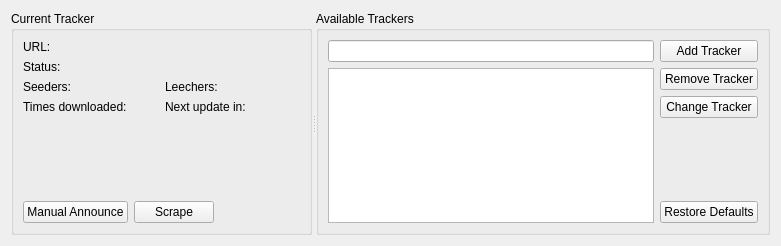
Above: transfer-plugins/bittorrent/advanceddetails/trackerview.ui from KDE/kget before the change. Below: the same form after it.
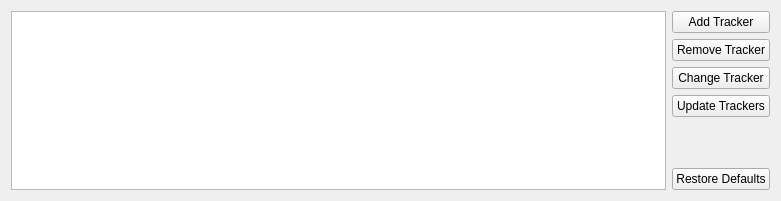
That is the form after the change. Custom widgets are drawn as their Qt base class.

The edit to the form file:
```diff
--- a/transfer-plugins/bittorrent/advanceddetails/trackerview.ui
+++ b/transfer-plugins/bittorrent/advanceddetails/trackerview.ui
@@ -6,238 +6,22 @@
     <x>0</x>
     <y>0</y>
     <width>781</width>
-    <height>246</height>
+    <height>201</height>
    </rect>
   </property>
-  <layout class="QGridLayout" name="gridLayout" >
-   <item row="0" column="0" >
-    <widget class="QSplitter" name="splitter" >
-     <property name="orientation" >
-      <enum>Qt::Horizontal</enum>
-     </property>
-     <widget class="QGroupBox" name="groupBox" >
-      <property name="sizePolicy" >
-       <sizepolicy vsizetype="Preferred" hsizetype="Maximum" >
-        <horstretch>0</horstretch>
-        <verstretch>0</verstretch>
-       </sizepolicy>
-      </property>
-      <property name="title" >
-       <string>Current Tracker</string>
-      </property>
+  <layout class="QHBoxLayout" name="horizontalLayout" >
+   <item>
+    <widget class="QTreeView" name="m_tracker_list" />
+   </item>
+   <item>
       <layout class="QVBoxLayout" >
        <item>
-        <layout class="QHBoxLayout" >
-         <item>
-          <widget class="QLabel" name="label" >
-           <property name="text" >
-            <string>URL:</string>
-           </property>
-          </widget>
-         </item>
-         <item>
-          <widget class="KSqueezedTextLabel" name="m_url" >
-           <property name="sizePolicy" >
-            <sizepolicy vsizetype="Preferred" hsizetype="Expanding" >
-             <horstretch>0</horstretch>
-             <verstretch>0</verstretch>
-            </sizepolicy>
-           </property>
-          </widget>
-         </item>
-        </layout>
-       </item>
-       <item>
-        <layout class="QHBoxLayout" >
-         <item>
-          <widget class="QLabel" name="label_2" >
-           <property name="text" >
-            <string>Status:</string>
-           </property>
-          </widget>
-         </item>
-         <item>
-          <widget class="KSqueezedTextLabel" name="m_status" >
-           <property name="sizePolicy" >
-            <sizepolicy vsizetype="Preferred" hsizetype="Expanding" >
-             <horstretch>0</horstretch>
-             <verstretch>0</verstretch>
-            </sizepolicy>
-           </property>
-          </widget>
-         </item>
-        </layout>
-       </item>
-       <item>
-        <layout class="QGridLayout" >
-         <item row="0" column="0" >
-          <layout class="QHBoxLayout" >
-           <item>
-            <widget class="QLabel" name="label_3" >
-             <property name="text" >
-              <string>Seeders:</string>
-             </property>
-            </widget>
-           </item>
-           <item>
-            <widget class="QLabel" name="m_seeders" >
-             <property name="sizePolicy" >
-              <sizepolicy vsizetype="Preferred" hsizetype="Expanding" >
-               <horstretch>0</horstretch>
-               <verstretch>0</verstretch>
-              </sizepolicy>
-             </property>
-             <property name="text" >
-              <string/>
-             </property>
-            </widget>
-           </item>
-          </layout>
-         </item>
-         <item row="0" column="1" >
-          <layout class="QHBoxLayout" >
-           <item>
-            <widget class="QLabel" name="label_6" >
-             <property name="text" >
-              <string>Leechers:</string>
-             </property>
-            </widget>
-           </item>
-           <item>
-            <widget class="QLabel" name="m_leechers" >
-             <property name="sizePolicy" >
-              <sizepolicy vsizetype="Preferred" hsizetype="Expanding" >
-               <horstretch>0</horstretch>
-               <verstretch>0</verstretch>
-              </sizepolicy>
-             </property>
-             <property name="text" >
-              <string/>
-             </property>
-            </widget>
-           </item>
-          </layout>
-         </item>
-         <item row="1" column="0" >
-          <layout class="QHBoxLayout" >
-           <item>
-            <widget class="QLabel" name="label_8" >
-             <property name="text" >
-              <string>Times downloaded:</string>
-             </property>
-            </widget>
-           </item>
-           <item>
-            <widget class="QLabel" name="m_times_downloaded" >
-             <property name="sizePolicy" >
-              <sizepolicy vsizetype="Preferred" hsizetype="Expanding" >
-               <horstretch>0</horstretch>
-               <verstretch>0</verstretch>
-              </sizepolicy>
-             </property>
-             <property name="text" >
-              <string/>
-             </property>
-            </widget>
-           </item>
-          </layout>
-         </item>
-         <item row="1" column="1" >
-          <layout class="QHBoxLayout" >
-           <item>
-            <widget class="QLabel" name="label_5" >
-             <property name="text" >
-              <string>Next update in:</string>
-             </property>
-            </widget>
-           </item>
-           <item>
-            <widget class="QLabel" name="m_next_update" >
-             <property name="sizePolicy" >
-              <sizepolicy vsizetype="Preferred" hsizetype="Expanding" >
-               <horstretch>0</horstretch>
-               <verstretch>0</verstretch>
-              </sizepolicy>
-             </property>
-             <property name="text" >
-              <string/>
-             </property>
-            </widget>
-           </item>
-          </layout>
-         </item>
-        </layout>
-       </item>
-       <item>
-        <spacer>
-         <property name="orientation" >
-          <enum>Qt::Vertical</enum>
-         </property>
-         <property name="sizeHint" stdset="0" >
-          <size>
-           <width>20</width>
-           <height>16</height>
-          </size>
-         </property>
-        </spacer>
-       </item>
-       <item>
-        <layout class="QHBoxLayout" >
-         <item>
-          <widget class="KPushButton" name="m_announce" >
-           <property name="text" >
-            <string>Manual Announce</string>
-           </property>
-          </widget>
-         </item>
-         <item>
-          <widget class="QPushButton" name="m_scrape" >
-           <property name="text" >
-            <string>Scrape</string>
-           </property>
-          </widget>
-         </item>
-         <item>
-          <spacer>
-           <property name="orientation" >
-            <enum>Qt::Horizontal</enum>
-           </property>
-           <property name="sizeHint" stdset="0" >
-            <size>
-             <width>40</width>
-             <height>20</height>
-            </size>
-           </property>
-          </spacer>
-         </item>
-        </layout>
-       </item>
-      </layout>
-     </widget>
-     <widget class="QGroupBox" name="groupBox_2" >
-      <property name="title" >
-       <string>Available Trackers</string>
-      </property>
-      <layout class="QGridLayout" >
-       <item row="0" column="0" >
-        <widget class="KLineEdit" name="m_tracker_to_add" >
-         <property name="showClearButton" stdset="0" >
-          <bool>true</bool>
-         </property>
-        </widget>
-       </item>
-       <item row="0" column="1" >
         <widget class="KPushButton" name="m_add_tracker" >
          <property name="text" >
           <string>Add Tracker</string>
          </property>
         </widget>
        </item>
-       <item row="1" column="0" >
-        <widget class="QListView" name="m_tracker_list" />
-       </item>
-       <item row="1" column="1" >
-        <layout class="QVBoxLayout" >
          <item>
           <widget class="KPushButton" name="m_remove_tracker" >
            <property name="text" >
@@ -252,6 +36,13 @@
            </property>
           </widget>
          </item>
+     <item>
+      <widget class="QPushButton" name="m_scrape" >
+       <property name="text" >
+        <string>Update Trackers</string>
+       </property>
+      </widget>
+     </item>
          <item>
           <spacer>
            <property name="orientation" >
@@ -276,26 +67,12 @@
        </item>
       </layout>
      </widget>
-    </widget>
-   </item>
-  </layout>
- </widget>
  <customwidgets>
-  <customwidget>
-   <class>KLineEdit</class>
-   <extends>QLineEdit</extends>
-   <header>klineedit.h</header>
-  </customwidget>
   <customwidget>
    <class>KPushButton</class>
    <extends>QPushButton</extends>
    <header>kpushbutton.h</header>
   </customwidget>
-  <customwidget>
-   <class>KSqueezedTextLabel</class>
-   <extends>QLabel</extends>
-   <header>ksqueezedtextlabel.h</header>
-  </customwidget>
  </customwidgets>
  <resources/>
  <connections/>
```
Lines whose indentation alone changed are shown as unchanged.
